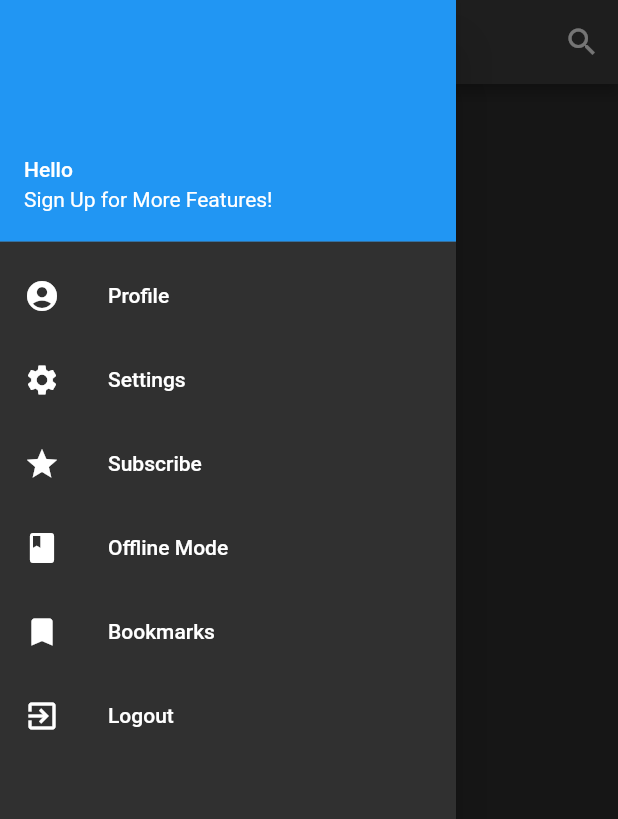
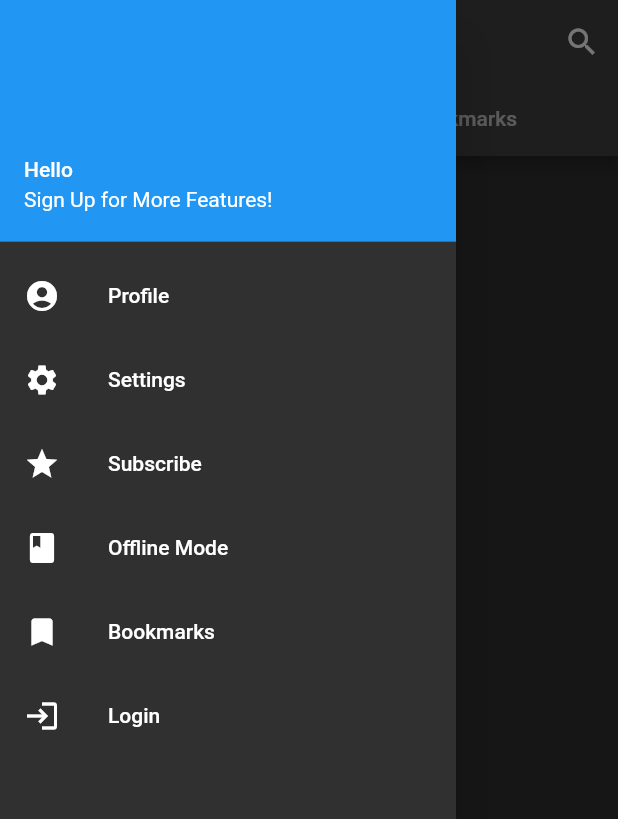
Before and after one commit to Oskilla69/MangaApp, a Flutter app: the screen it shows after launch, in the side drawer, after a tap on "Profile", on a phone screen of 412 x 824 dp. Shown: the top 819 px of the screen. Run offline on Flutter 3.47's test engine with Material 2 defaults, Android fonts, the light colour scheme and no system bars; our stand-ins replace another_flushbar, cached_network_image, cloud_firestore, firebase_auth, firebase_core, firebase_storage and 5 more; missing offline and left inert: another_transformer_page_view; accounts and stored records are empty.

Commit message:
sign in popup + bookmarks tab. pre refactored sidebar

```diff
--- a/lib/components/home_page_grid.dart
+++ b/lib/components/home_page_grid.dart
@@ -2,15 +2,21 @@ import 'package:cached_network_image/cached_network_image.dart';
 import 'package:cloud_firestore/cloud_firestore.dart';
 import 'package:firebase_storage/firebase_storage.dart';
 import 'package:flutter/material.dart';
-import 'package:flutter/src/foundation/key.dart';
-import 'package:flutter/src/widgets/framework.dart';
 import 'package:flutter_rating_bar/flutter_rating_bar.dart';
 import 'package:flutter_screenutil/flutter_screenutil.dart';
 import 'package:infinite_scroll_pagination/infinite_scroll_pagination.dart';
 import 'package:mangaapp/pages/manga_page.dart';
 
 class InfiniteScrollGrid extends StatefulWidget {
-  const InfiniteScrollGrid({Key? key, required String sortby})
+  final String sortby;
+  final String mode;
+  final List<String> bookmarks;
+
+  const InfiniteScrollGrid(
+      {Key? key,
+      this.sortby = 'last_updated',
+      required this.mode,
+      this.bookmarks = const []})
       : super(key: key);
 
   @override
@@ -22,12 +28,13 @@ class _InfiniteScrollGridState extends State<InfiniteScrollGrid> {
   final _storage = FirebaseStorage.instance;
   final _firestore = FirebaseFirestore.instance;
   final limit = 10;
-  String sortby = 'last_updated';
 
   @override
   void initState() {
     _pagingController.addPageRequestListener((pageKey) {
-      _fetchPage(pageKey);
+      widget.mode == 'home'
+          ? _fetchHomePage(pageKey)
+          : _fetchBookmarks(pageKey);
     });
     super.initState();
   }
@@ -38,20 +45,46 @@ class _InfiniteScrollGridState extends State<InfiniteScrollGrid> {
     super.dispose();
   }
 
-  void _fetchPage(int page) {
+  void _fetchBookmarks(int page) {
     try {
       _firestore
           .collection('manga')
-          .orderBy(sortby)
+          .where("title", whereIn: widget.bookmarks)
+          .orderBy(widget.sortby)
           .startAt([page])
-          .limit(limit)
+          .limitToLast(limit)
           .get()
           .then((res) {
             var newMangas = res.docs.map((manga) => manga.data());
             if (newMangas.length < limit) {
-              _pagingController.appendLastPage(newMangas.toList());
+              _pagingController
+                  .appendLastPage(newMangas.toList().reversed.toList());
             } else {
-              _pagingController.appendPage(newMangas.toList(), page + limit);
+              _pagingController.appendPage(
+                  newMangas.toList().reversed.toList(), page + limit);
+            }
+          });
+    } catch (error) {
+      _pagingController.error = error;
+    }
+  }
+
+  void _fetchHomePage(int page) {
+    try {
+      _firestore
+          .collection('manga')
+          .orderBy(widget.sortby)
+          .startAt([page])
+          .limitToLast(limit)
+          .get()
+          .then((res) {
+            var newMangas = res.docs.map((manga) => manga.data());
+            if (newMangas.length < limit) {
+              _pagingController
+                  .appendLastPage(newMangas.toList().reversed.toList());
+            } else {
+              _pagingController.appendPage(
+                  newMangas.toList().reversed.toList(), page + limit);
             }
           });
     } catch (error) {
--- a/lib/components/sliding_app_bar.dart
+++ b/lib/components/sliding_app_bar.dart
@@ -21,7 +21,8 @@ class SlidingAppBar extends StatelessWidget implements PreferredSizeWidget {
     return SizedBox(
       height: 80.h,
       child: SlideTransition(
-        position: Tween<Offset>(begin: Offset.zero, end: Offset(0, -1)).animate(
+        position:
+            Tween<Offset>(begin: Offset.zero, end: const Offset(0, -1)).animate(
           CurvedAnimation(parent: controller, curve: Curves.fastOutSlowIn),
         ),
         child: child,
--- a/lib/helpers/app_constants.dart
+++ b/lib/helpers/app_constants.dart
@@ -1,3 +1,5 @@
+// ignore_for_file: constant_identifier_names
+
 const GENRE_ROMANCE = 'Romance';
 const GENRE_DRAMA = 'Drama';
 const GENRE_COMEDY = 'Comedy';
@@ -23,7 +25,8 @@ List<dynamic> SORT_BY = [
   'Rating',
 ];
 
-enum SHARED_PREFERENCES { DATA_SAVER, VERTICAL_SCROLL, HORIZONTAL_SCROLL }
+// ignore: camel_case_types
+enum SHARED_PREFERENCES { DATA_SAVER, VERTICAL_SCROLL }
 
 extension Parse on SHARED_PREFERENCES {
   String parse() {
--- a/lib/main.dart
+++ b/lib/main.dart
@@ -4,7 +4,8 @@ import 'package:flutter_screenutil/flutter_screenutil.dart';
 import 'package:mangaapp/pages/home_page.dart';
 import 'package:mangaapp/pages/login_page.dart';
 import 'package:mangaapp/pages/manga_page.dart';
-import 'package:mangaapp/pages/settings_page.dart';
+import 'package:mangaapp/pages/profile_page.dart';
+import 'package:mangaapp/pages/account_settings_page.dart';
 import 'package:mangaapp/pages/display_manga.dart';
 import 'helpers/appcolours.dart';
 
@@ -31,8 +32,9 @@ class Home extends StatelessWidget {
           HomePage.routeName: (context) => HomePage(),
           MangaPage.routeName: (context) => MangaPage(),
           LoginPage.routeName: (context) => LoginPage(),
-          SettingsPage.routeName: (context) => SettingsPage(),
+          AccountSettingsPage.routeName: (context) => AccountSettingsPage(),
           DisplayManga.routeName: (context) => DisplayManga(),
+          ProfilePage.routeName: (context) => ProfilePage(),
           // '/manga': (c) => Builder(builder: (context) {
           //       return MangaPage();
           //     }),
--- a/lib/pages/home_page.dart
+++ b/lib/pages/home_page.dart
@@ -10,11 +10,12 @@ import 'package:flutter/services.dart';
 import 'package:flutter_rating_bar/flutter_rating_bar.dart';
 import 'package:flutter_screenutil/flutter_screenutil.dart';
 import 'package:mangaapp/components/home_page_grid.dart';
+import 'package:mangaapp/helpers/app_constants.dart';
 import 'package:mangaapp/pages/search_page.dart';
 import 'package:mangaapp/pages/login_page.dart';
 import 'package:mangaapp/widgets/side_menu.dart';
+import 'package:shared_preferences/shared_preferences.dart';
 import 'manga_page.dart';
-import 'package:http/http.dart' as http;
 
 class HomePage extends StatefulWidget {
   const HomePage({Key? key}) : super(key: key);
@@ -31,6 +32,7 @@ class _HomePageState extends State<HomePage> {
   bool hasMore = true;
   final scrollController = ScrollController();
   final int limit = 10;
+  bool dataSaver = false;
 
   var mangas = [];
   User? loggedInUser;
@@ -44,9 +46,48 @@ class _HomePageState extends State<HomePage> {
     scrollController.addListener(() {
       if (scrollController.position.maxScrollExtent ==
           scrollController.offset) {
-        print('loading...');
         appendManga();
       }
+    });
+    _loadPreferences();
+    WidgetsBinding.instance.addPostFrameCallback((_) {
+      if (loggedInUser == null) {
+        showModalBottomSheet<void>(
+            context: context,
+            builder: (BuildContext context) {
+              return SizedBox(
+                height: 0.32.sh,
+                child: Column(
+                    mainAxisAlignment: MainAxisAlignment.center,
+                    mainAxisSize: MainAxisSize.min,
+                    children: [
+                      Padding(
+                        padding: EdgeInsets.symmetric(horizontal: 40.w),
+                        child: Text(
+                          'Login/Sign up to get access to even more features!',
+                          style: Theme.of(context).textTheme.headline5,
+                          textAlign: TextAlign.center,
+                        ),
+                      ),
+                      SizedBox(
+                        height: 20.h,
+                      ),
+                      ElevatedButton(
+                          onPressed: () {
+                            Navigator.pushNamed(context, LoginPage.routeName);
+                          },
+                          child: const Text('Login/Sign Up'))
+                    ]),
+              );
+            });
+      }
+    });
+  }
+
+  Future<void> _loadPreferences() async {
+    final prefs = await SharedPreferences.getInstance();
+    setState(() {
+      dataSaver = prefs.getBool(SHARED_PREFERENCES.DATA_SAVER.parse()) ?? false;
     });
   }
 
@@ -132,77 +173,9 @@ class _HomePageState extends State<HomePage> {
 
   @override
   Widget build(BuildContext context) {
-    // double width = MediaQuery.of(context).size.width;
-    // double height = MediaQuery.of(context).size.height;
-    // pushMangaData();
-    // // Height (without SafeArea)
-    // var padding = MediaQuery.of(context).viewPadding;
-    // double no = height - padding.top - padding.bottom;
-
-    WidgetsBinding.instance.addPostFrameCallback((_) {
-      if (loggedInUser == null) {
-        ScaffoldState().showBottomSheet((context) => BottomSheet(
-            onClosing: () {},
-            builder: (context) {
-              return SizedBox(
-                height: MediaQuery.of(context).size.height * 0.5,
-                child: Column(
-                  children: [
-                    SizedBox(
-                      height: MediaQuery.of(context).size.height * 0.1,
-                      child: Center(
-                        child: Text(
-                          'Welcome to MangaApp',
-                          style: TextStyle(
-                              fontSize: ScreenUtil().setSp(40),
-                              fontWeight: FontWeight.bold),
-                        ),
-                      ),
-                    ),
-                    SizedBox(
-                      height: MediaQuery.of(context).size.height * 0.1,
-                      child: Center(
-                        child: Text(
-                          'Please login to continue',
-                          style: TextStyle(
-                              fontSize: ScreenUtil().setSp(30),
-                              fontWeight: FontWeight.bold),
-                        ),
-                      ),
-                    ),
-                    SizedBox(
-                      height: MediaQuery.of(context).size.height * 0.1,
-                      child: Center(
-                        child: ElevatedButton(
-                          onPressed: () {
-                            Navigator.pushNamed(context, LoginPage.routeName);
-                          },
-                          child: const Text('Login'),
-                        ),
-                      ),
-                    ),
-                  ],
-                ),
-              );
-            }));
-        // ScaffoldMessenger.of(context).showMaterialBanner(MaterialBanner(
-        //     content: Text('Please sign in/sign up for the best experience.'),
-        //     actions: [
-        //       TextButton(
-        //           onPressed: () {
-        //             Navigator.pushNamed(context, LoginPage.routeName);
-        //             ScaffoldMessenger.of(context).hideCurrentMaterialBanner();
-        //           },
-        //           child: Text('Sign In/Up')),
-        //       TextButton(
-        //           onPressed: () {
-        //             ScaffoldMessenger.of(context).hideCurrentMaterialBanner();
-        //           },
-        //           child: Text('Close'))
-        //     ]));
-      }
-    });
-    return Scaffold(
+    return DefaultTabController(
+      length: 2,
+      child: Scaffold(
           appBar: AppBar(
             title: const Text('Manga App'),
             actions: [
@@ -214,9 +187,24 @@ class _HomePageState extends State<HomePage> {
                 },
               ),
             ],
+            bottom: const TabBar(tabs: [
+              Tab(child: Text('Home')),
+              Tab(child: Text('Bookmarks'))
+            ]),
           ),
           drawer: const SideMenu(),
-        body: const InfiniteScrollGrid(sortby: 'last_updated')
+          body: TabBarView(children: [
+            const InfiniteScrollGrid(mode: 'home'),
+            loggedInUser != null
+                ? const InfiniteScrollGrid(mode: 'bookmarks')
+                : Center(
+                    child: TextButton(
+                    child: const Text('Login to get access to bookmarks.'),
+                    onPressed: () {
+                      Navigator.pushNamed(context, LoginPage.routeName);
+                    },
+                  ))
+          ])
           // body: OrientationBuilder(builder: (context, orientation) {
           //   List<Widget> mangaGrid = _buildMangaGrid(orientation);
           //   return GridView.count(
@@ -228,6 +216,7 @@ class _HomePageState extends State<HomePage> {
           //           ? 460.w / 690.h
           //           : 360.w / 1669.h,
           //       children: mangaGrid);
+          ),
     );
   }
 
--- a/lib/widgets/side_menu.dart
+++ b/lib/widgets/side_menu.dart
@@ -3,11 +3,14 @@ import 'package:firebase_auth/firebase_auth.dart';
 import 'package:flutter/material.dart';
 import 'package:font_awesome_flutter/font_awesome_flutter.dart';
 import 'package:mangaapp/pages/login_page.dart';
-import 'package:mangaapp/pages/settings_page.dart';
+import 'package:mangaapp/pages/profile_page.dart';
+import 'package:mangaapp/pages/account_settings_page.dart';
 import 'package:mangaapp/pages/subscribe_page.dart';
 
 class SideMenu extends StatefulWidget {
-  const SideMenu({Key? key}) : super(key: key);
+  final String? username;
+  final String? email;
+  const SideMenu({Key? key, this.username, this.email}) : super(key: key);
 
   @override
   State<SideMenu> createState() => _SideMenuState();
@@ -39,10 +42,10 @@ class _SideMenuState extends State<SideMenu> {
 
   @override
   Widget build(BuildContext context) {
-    final _auth = FirebaseAuth.instance;
+    final auth = FirebaseAuth.instance;
     return Drawer(
       child: ListView(
-        children: [buildHeader(context), buildMenu(context, _auth)],
+        children: [buildHeader(context), buildMenu(context, auth)],
       ),
     );
   }
@@ -69,13 +72,15 @@ class _SideMenuState extends State<SideMenu> {
         ListTile(
           leading: const Icon(Icons.account_circle),
           title: const Text('Profile'),
-          onTap: () {},
+          onTap: () {
+            Navigator.pushNamed(context, ProfilePage.routeName);
+          },
         ),
         ListTile(
             leading: const Icon(Icons.settings),
             title: const Text('Settings'),
             onTap: () {
-              Navigator.pushNamed(context, SettingsPage.routeName);
+              Navigator.pushNamed(context, AccountSettingsPage.routeName);
             }),
         ListTile(
           leading: const Icon(Icons.star),
@@ -95,14 +100,25 @@ class _SideMenuState extends State<SideMenu> {
           title: const Text('Bookmarks'),
           onTap: () {},
         ),
-        ListTile(
-            leading: const Icon(Icons.exit_to_app),
+        _buildAuthTile(auth),
+      ],
+    );
+  }
+
+  Widget _buildAuthTile(FirebaseAuth auth) {
+    return currentUser != null
+        ? ListTile(
+            leading: const Icon(Icons.logout),
             title: const Text('Logout'),
             onTap: () {
               auth.signOut();
               Navigator.of(context).pushNamed(LoginPage.routeName);
-            }),
-      ],
-    );
+            })
+        : ListTile(
+            leading: const Icon(Icons.login),
+            title: const Text('Login'),
+            onTap: () {
+              Navigator.of(context).pushNamed(LoginPage.routeName);
+            });
   }
 }
```
Also changed, not shown: lib/components/manga_summary.dart (+12 -2 lines), lib/pages/account_settings_page.dart (renamed from lib/pages/settings_page.dart, +7 -6 lines), lib/pages/display_manga.dart (+18 -1 lines), lib/pages/profile_page.dart (added, +20 -0 lines). Lines whose indentation alone changed are shown as unchanged.
